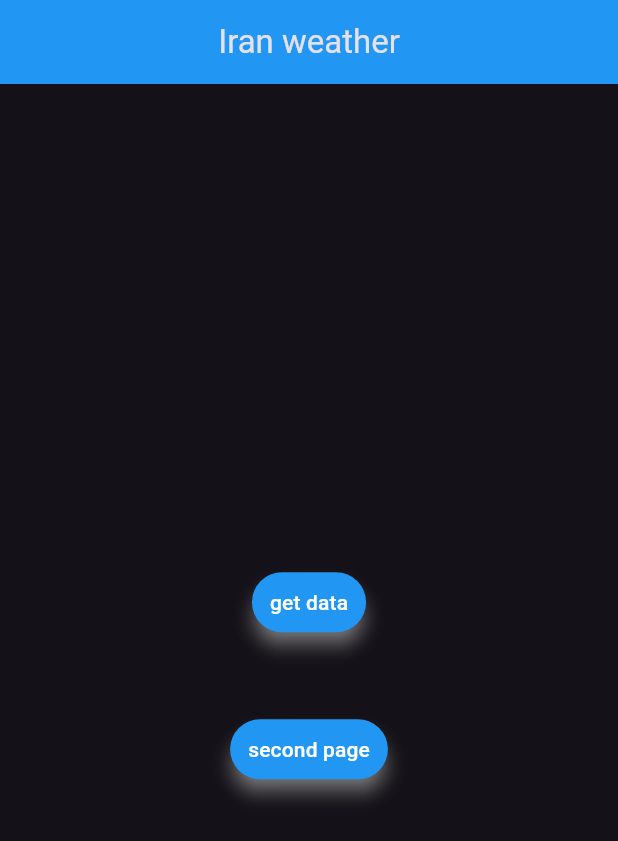
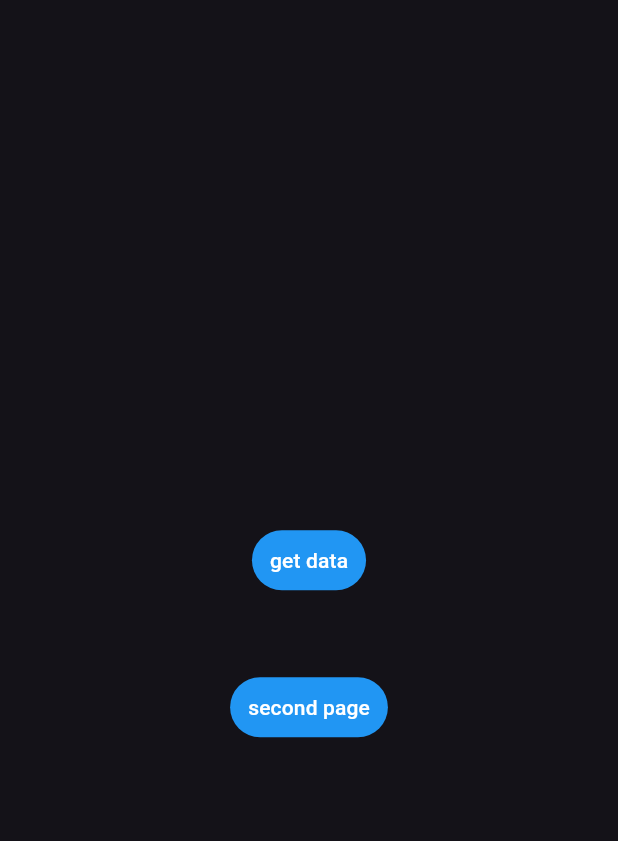
Before and after one commit to iamsaeedbm/weather_app, a Flutter app: the screen it shows after launch, on a phone screen of 412 x 824 dp. Shown: the top 841 px of the screen. Run offline on Flutter 3.47's test engine with Material 3 defaults, Android fonts, the phone set to English and light mode, and no system bars; our stand-ins replace dio.

Commit message:
modified homepage

```diff
--- a/lib/main.dart
+++ b/lib/main.dart
@@ -1,5 +1,6 @@
 import 'package:flutter/material.dart';
 import 'package:weather_app/presentation/screens/home_screen.dart';
+import 'package:weather_app/presentation/screens/second_screen.dart';
 
 void main() {
   runApp(MyApp());
--- a/lib/presentation/screens/app_bar.dart
+++ /dev/null
@@ -1,9 +0,0 @@
-import 'package:flutter/material.dart';
-
-getAppBar(String title) {
-  return AppBar(
-    title: Text(title),
-    centerTitle: true,
-    backgroundColor: Colors.blue,
-  );
-}
--- a/lib/presentation/screens/home_screen.dart
+++ b/lib/presentation/screens/home_screen.dart
@@ -1,40 +1,31 @@
 import 'package:dio/dio.dart';
 import 'package:flutter/material.dart';
-import 'package:weather_app/presentation/screens/app_bar.dart';
 import 'package:weather_app/presentation/screens/second_screen.dart';
 
 class HomeScreen extends StatefulWidget {
   const HomeScreen({super.key});
 
   @override
-  State<HomeScreen> createState() =>
-      _HomeScreenState();
+  State<HomeScreen> createState() => _HomeScreenState();
 }
 
-class _HomeScreenState
-    extends State<HomeScreen> {
+class _HomeScreenState extends State<HomeScreen> {
   var test;
   String? cityName;
   @override
   Widget build(BuildContext context) {
     return Scaffold(
-      appBar: getAppBar('Iran weather'),
       body: SafeArea(
         child: Column(
-          crossAxisAlignment:
-              CrossAxisAlignment.center,
-          mainAxisAlignment:
-              MainAxisAlignment.center,
+          crossAxisAlignment: CrossAxisAlignment.center,
+          mainAxisAlignment: MainAxisAlignment.center,
           children: [
             SizedBox(width: double.infinity),
             Text(''),
             TextButton(
               style: TextButton.styleFrom(
                 backgroundColor: Colors.blue,
-                foregroundColor:
-                    Colors.white,
-                shadowColor: Colors.white,
-                elevation: 5.0,
+                foregroundColor: Colors.white,
               ),
               onPressed: () {
                 setState(() {
@@ -48,19 +39,12 @@ class _HomeScreenState
             TextButton(
               style: TextButton.styleFrom(
                 backgroundColor: Colors.blue,
-                foregroundColor:
-                    Colors.white,
-                shadowColor: Colors.white,
-                elevation: 5.0,
+                foregroundColor: Colors.white,
               ),
               onPressed: () {
                 Navigator.push(
                   context,
-                  MaterialPageRoute(
-                    builder:
-                        (context) =>
-                            SecondScreen(),
-                  ),
+                  MaterialPageRoute(builder: (context) => SecondScreen()),
                 );
               },
               child: Text('second page'),
```
Also changed, not shown: lib/presentation/screens/second_screen.dart (+8 -3 lines).
